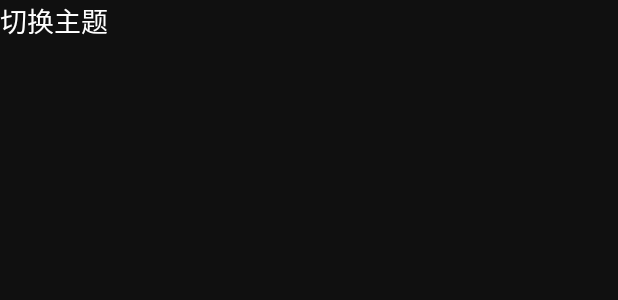
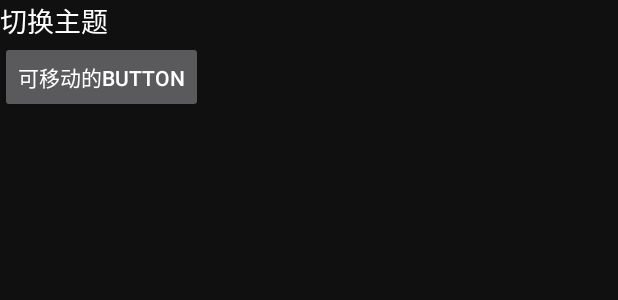
Before and after one commit to wang869755676/TestOldPerson, an Android app: the layout activity_night.xml on its own in the app's theme, with its tools: preview values and no code run, on a phone screen of 412 x 824 dp. Shown: the top 300 px of the screen. Run offline under Robolectric (Android 15) with nearby library versions, the phone set to English and light mode, and no system bars.

Commit message:
Scroller 的学习使用

```diff
--- /dev/null
+++ b/app/src/main/java/com/jin/testoldperson/scroller/CustomView.java
@@ -0,0 +1,48 @@
+package com.jin.testoldperson.scroller;
+
+import android.content.Context;
+import android.util.AttributeSet;
+import android.widget.LinearLayout;
+import android.widget.Scroller;
+
+public class CustomView extends LinearLayout {
+
+    private static final String TAG = "Scroller";
+
+    private Scroller mScroller;
+
+    public CustomView(Context context, AttributeSet attrs) {
+        super(context, attrs);
+        mScroller = new Scroller(context);
+    }
+
+    //调用此方法滚动到目标位置
+    public void smoothScrollTo(int fx, int fy) {
+        int dx = fx - mScroller.getFinalX();
+        int dy = fy - mScroller.getFinalY();
+        smoothScrollBy(dx, dy);
+    }
+
+    //调用此方法设置滚动的相对偏移
+    public void smoothScrollBy(int dx, int dy) {
+
+        //设置mScroller的滚动偏移量
+        mScroller.startScroll(mScroller.getFinalX(), mScroller.getFinalY(), dx, dy);
+        invalidate();//这里必须调用invalidate()才能保证computeScroll()会被调用，否则不一定会刷新界面，看不到滚动效果
+    }
+
+    @Override
+    public void computeScroll() {
+
+        //先判断mScroller滚动是否完成
+        if (mScroller.computeScrollOffset()) {
+
+            //这里调用View的scrollTo()完成实际的滚动
+            scrollTo(mScroller.getCurrX(), mScroller.getCurrY());
+
+            //必须调用该方法，否则不一定能看到滚动效果
+            postInvalidate();
+        }
+        super.computeScroll();
+    }
+}
--- a/app/src/main/res/layout/activity_night.xml
+++ b/app/src/main/res/layout/activity_night.xml
@@ -5,14 +5,31 @@
     android:layout_width="match_parent"
     android:layout_height="match_parent"
     android:background="@color/colorAccent"
+    android:orientation="vertical"
     tools:context="com.jin.testoldperson.night.NightActivity">
 
     <TextView
-        android:onClick="changeTheme"
-        android:textColor="@color/tv"
-        android:textSize="18sp"
         android:layout_width="match_parent"
         android:layout_height="wrap_content"
-        android:text="切换主题" />
+        android:onClick="changeTheme"
+        android:text="切换主题"
+        android:textColor="@color/tv"
+        android:textSize="18sp" />
 
+    <com.jin.testoldperson.scroller.CustomView
+        android:id="@+id/custom"
+        android:layout_width="wrap_content"
+        android:layout_height="wrap_content">
+
+        <Button
+            android:layout_width="wrap_content"
+            android:layout_height="wrap_content"
+            android:onClick="move"
+            android:text="可移动的button" />
+    </com.jin.testoldperson.scroller.CustomView>
+
+    <android.support.v4.view.ViewPager
+        android:id="@+id/viewpage"
+        android:layout_width="match_parent"
+        android:layout_height="match_parent"></android.support.v4.view.ViewPager>
 </LinearLayout>
```
Also changed, not shown: app/src/main/java/com/jin/testoldperson/night/NightActivity.java (+62 -4 lines), app/src/main/java/com/jin/testoldperson/scroller/ViewPagerScroller.java (added, +54 -0 lines).
